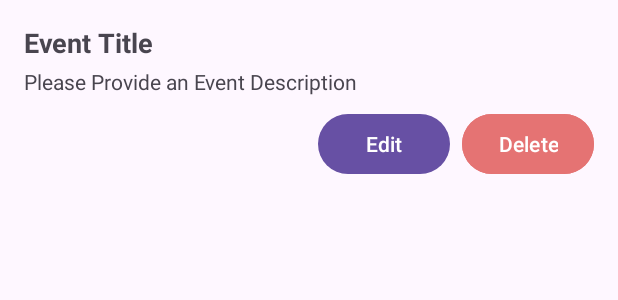
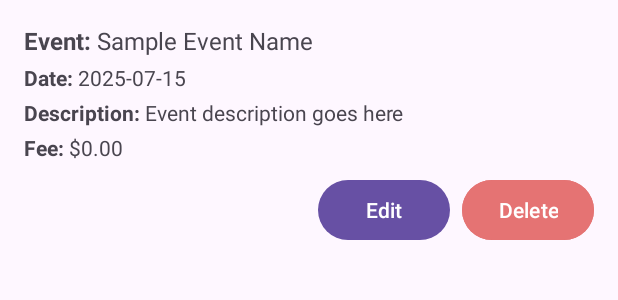
Before and after one commit to PaulinPrize/LocalLoop-App, an Android app: the layout item_event.xml on its own in the app's theme, with its tools: preview values and no code run, on a phone screen of 412 x 824 dp. Shown: the top 300 px of the screen. Run offline under Robolectric (Android 15) with nearby library versions, the phone set to English and light mode, and no system bars.

Commit message:
Adding more details about the events

```diff
--- a/app/src/main/res/layout/item_event.xml
+++ b/app/src/main/res/layout/item_event.xml
@@ -7,22 +7,98 @@
     android:padding="16dp"
     android:layout_marginBottom="8dp">
 
+    <!-- Event row -->
+    <LinearLayout
+        android:layout_width="match_parent"
+        android:layout_height="wrap_content"
+        android:orientation="horizontal"
+        android:layout_marginBottom="4dp">
+
+        <TextView
+            android:id="@+id/labelEventName"
+            android:layout_width="wrap_content"
+            android:layout_height="wrap_content"
+            android:text="Event: "
+            android:textStyle="bold"
+            android:textSize="16sp" />
+
         <TextView
             android:id="@+id/txtEventName"
             android:layout_width="wrap_content"
             android:layout_height="wrap_content"
-        android:text="@string/Event_title"
-        android:textSize="18sp"
-        android:textStyle="bold" />
+            android:text="Sample Event Name"
+            android:textSize="16sp" />
+    </LinearLayout>
+
+    <!-- Date row -->
+    <LinearLayout
+        android:layout_width="match_parent"
+        android:layout_height="wrap_content"
+        android:orientation="horizontal"
+        android:layout_marginBottom="4dp">
+
+        <TextView
+            android:id="@+id/labelEventDate"
+            android:layout_width="wrap_content"
+            android:layout_height="wrap_content"
+            android:text="Date: "
+            android:textStyle="bold"
+            android:textSize="14sp" />
 
         <TextView
             android:id="@+id/txtEventDate"
             android:layout_width="wrap_content"
             android:layout_height="wrap_content"
-        android:layout_marginTop="4dp"
-        android:text="@string/Event_description_hint"
+            android:text="2025-07-15"
+            android:textSize="14sp" />
+    </LinearLayout>
+
+    <!-- Description row -->
+    <LinearLayout
+        android:layout_width="match_parent"
+        android:layout_height="wrap_content"
+        android:orientation="horizontal"
+        android:layout_marginBottom="4dp">
+
+        <TextView
+            android:id="@+id/labelEventDescription"
+            android:layout_width="wrap_content"
+            android:layout_height="wrap_content"
+            android:text="Description: "
+            android:textStyle="bold"
             android:textSize="14sp" />
 
+        <TextView
+            android:id="@+id/txtEventDescription"
+            android:layout_width="wrap_content"
+            android:layout_height="wrap_content"
+            android:text="Event description goes here"
+            android:textSize="14sp" />
+    </LinearLayout>
+
+    <!-- Fee row -->
+    <LinearLayout
+        android:layout_width="match_parent"
+        android:layout_height="wrap_content"
+        android:orientation="horizontal">
+
+        <TextView
+            android:id="@+id/labelEventFee"
+            android:layout_width="wrap_content"
+            android:layout_height="wrap_content"
+            android:text="Fee: "
+            android:textStyle="bold"
+            android:textSize="14sp" />
+
+        <TextView
+            android:id="@+id/txtEventFee"
+            android:layout_width="wrap_content"
+            android:layout_height="wrap_content"
+            android:text="$0.00"
+            android:textSize="14sp" />
+    </LinearLayout>
+
+    <!-- Buttons -->
     <LinearLayout
         android:layout_width="match_parent"
         android:layout_height="wrap_content"
--- a/app/src/main/res/values/strings.xml
+++ b/app/src/main/res/values/strings.xml
@@ -96,7 +96,8 @@
     <string name="event_datetime_hint">Date &#8211; Time (e.g. 2025&#8211;07&#8211;01 14:00)</string>
     <string name="save_event">Save Event</string>
     <string name="delete_event">Delete Event</string>
-
+    <string name="Event_fee_hint">Event_fee_hint</string>
+    <string name="Event_date_hint">Event_date_hint</string>
 
 
 </resources>
```
Also changed, not shown: app/src/main/java/com/example/localloopapplication/EventAdapter.java (+6 -30 lines), app/src/main/java/com/example/localloopapplication/MyEventsActivity.java (+16 -3 lines), app/src/main/res/layout/activity_my_events.xml (+23 -5 lines). Lines whose indentation alone changed are shown as unchanged.
